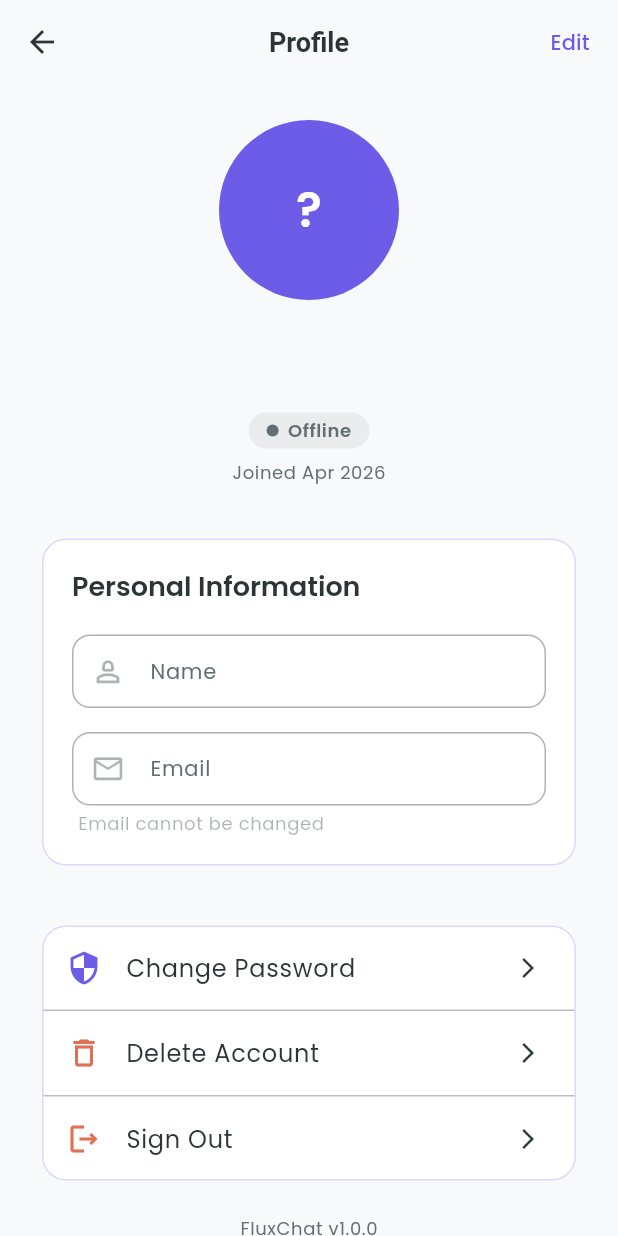
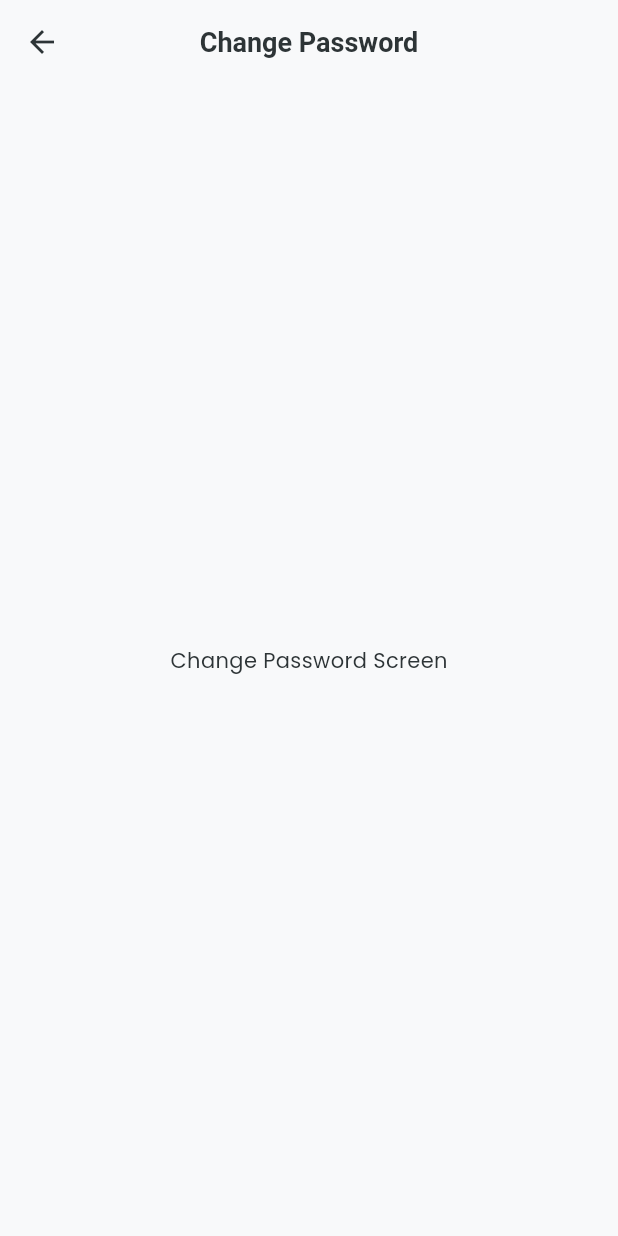
Before and after one commit to thizarakavinda/flutter_firebase_getx_chat, a Flutter app: the ProfileView screen opened by its route, after a tap on "Change Password", on a phone screen of 412 x 824 dp. Run offline on Flutter 3.47's test engine with Material 3 defaults, Android fonts, the phone set to English and light mode, and no system bars; our stand-ins replace cloud_firestore, firebase_auth, firebase_core, get, google_fonts, logger; accounts and stored records are empty.

Commit message:
passworc change UI init

```diff
--- a/lib/routes/app_pages.dart
+++ b/lib/routes/app_pages.dart
@@ -1,11 +1,13 @@
 import 'package:flutter_firebase_getx_chat/routes/app_routes.dart';
-import 'package:flutter_firebase_getx_chat/views/profile_view.dart';
+import 'package:flutter_firebase_getx_chat/views/profile/profile_view.dart';
 import 'package:get/get.dart';
 
+import '../controllers/change_password_controller.dart';
 import '../controllers/profile_controller.dart';
 import '../views/auth/forgot_password_view.dart';
 import '../views/auth/login_view.dart';
 import '../views/auth/register_view.dart';
+import '../views/profile/change_password_view.dart';
 import '../views/splash_view.dart';
 
 class AppPages {
@@ -21,7 +23,13 @@ class AppPages {
       page: () => const ForgotPasswordView(),
     ),
 
-    // GetPage(name: AppRoutes.changePassword, page: () => const ChangePasswordView()),
+    GetPage(
+      name: AppRoutes.changePassword,
+      page: () => const ChangePasswordView(),
+      binding: BindingsBuilder(() {
+        Get.put(ChangePasswordController());
+      }),
+    ),
 
     // GetPage(name: AppRoutes.home, page: () => const HomeView(), bindings: BindingsBuilder((){
     // Get.put(HomeController());})),
--- /dev/null
+++ b/lib/views/profile/change_password_view.dart
@@ -0,0 +1,16 @@
+import 'package:flutter/material.dart';
+import 'package:flutter_firebase_getx_chat/controllers/change_password_controller.dart';
+import 'package:get/get.dart';
+
+class ChangePasswordView extends StatelessWidget {
+  const ChangePasswordView({super.key});
+
+  @override
+  Widget build(BuildContext context) {
+    final controller = Get.find<ChangePasswordController>();
+    return Scaffold(
+      appBar: AppBar(title: Text('Change Password')),
+      body: Center(child: Text('Change Password Screen')),
+    );
+  }
+}
--- a/lib/views/profile_view.dart
+++ b/lib/views/profile/profile_view.dart
@@ -1,5 +1,6 @@
 import 'package:flutter/material.dart';
 import 'package:flutter_firebase_getx_chat/controllers/profile_controller.dart';
+import 'package:flutter_firebase_getx_chat/routes/app_routes.dart';
 import 'package:flutter_firebase_getx_chat/theme/app_theme.dart';
 import 'package:get/get.dart';
 import 'package:logger/web.dart';
@@ -274,7 +275,7 @@ class ProfileView extends GetView<ProfileController> {
                         ),
                         title: Text('Change Password'),
                         trailing: Icon(Icons.arrow_forward_ios, size: 16),
-                        onTap: () => Get.toNamed('/change-password'),
+                        onTap: () => Get.toNamed(AppRoutes.changePassword),
                       ),
 
                       Divider(height: 1, color: Colors.grey.shade400),
```
